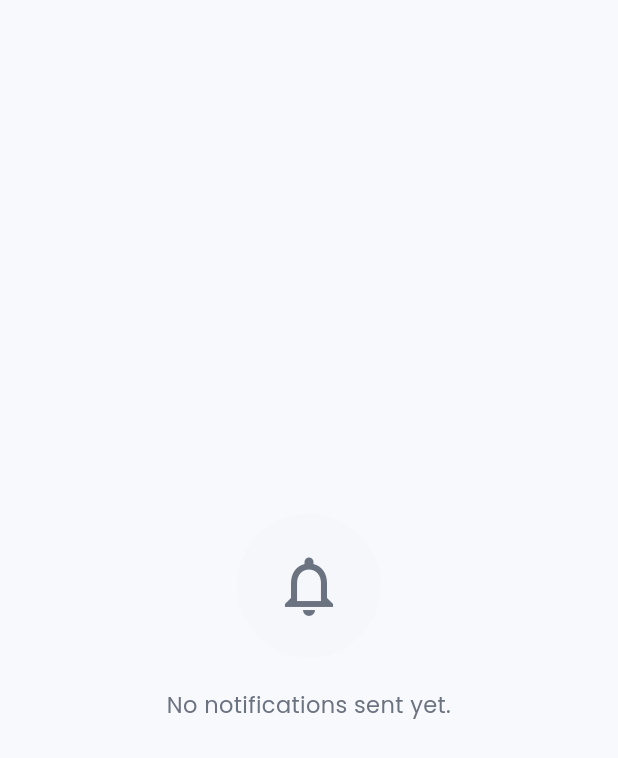
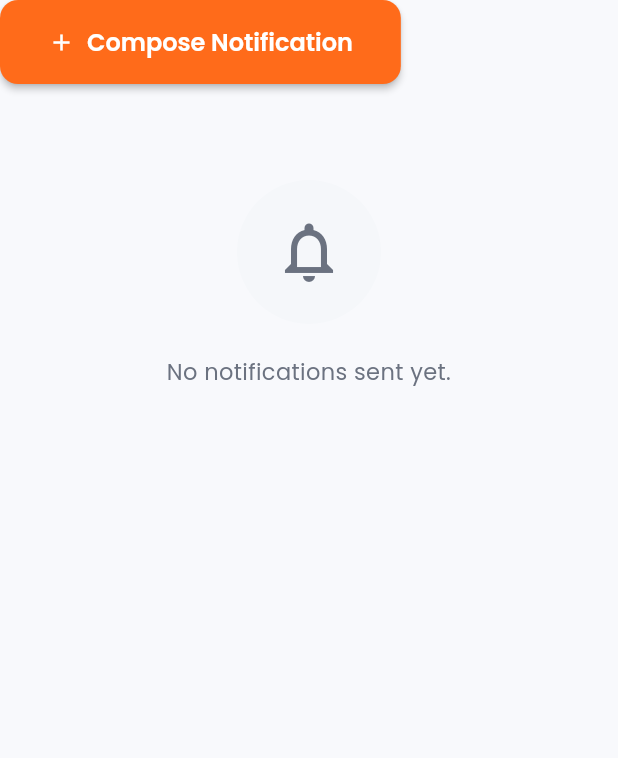
Before and after one commit to LSGAMING281004/TNPSC_G4, a Flutter app: the NotificationHistoryScreen widget shown alone on an empty page, opened directly, on a phone screen of 412 x 824 dp. Shown: the top 758 px of the screen. Run offline on Flutter 3.47's test engine with Material 3 defaults, Android fonts, the phone set to English and light mode, and no system bars; our stand-ins replace animate_do, cloud_firestore, connectivity_plus, dio, file_picker, firebase_auth and 9 more; accounts and stored records are empty.

Commit message:
feat: implement admin dashboard with analytics and initialize notification and content management screens

```diff
--- a/lib/admin/features/current_affairs/current_affairs_screens.dart
+++ b/lib/admin/features/current_affairs/current_affairs_screens.dart
@@ -9,7 +9,6 @@ import '../../shared/models/content_models.dart';
 import '../../shared/widgets/admin_empty_state.dart';
 import '../../shared/widgets/admin_shell.dart';
 import '../../shared/services/admin_activity_log_service.dart';
-import 'package:firebase_auth/firebase_auth.dart';
 
 final _fs = FirebaseFirestore.instance;
 
--- a/lib/admin/features/dashboard/admin_dashboard_screen.dart
+++ b/lib/admin/features/dashboard/admin_dashboard_screen.dart
@@ -3,6 +3,7 @@ import 'package:flutter_riverpod/flutter_riverpod.dart';
 import 'package:cloud_firestore/cloud_firestore.dart';
 import 'package:fl_chart/fl_chart.dart';
 import 'package:intl/intl.dart';
+import 'package:go_router/go_router.dart';
 import '../../core/theme/admin_theme.dart';
 import '../../core/constants/admin_constants.dart';
 import '../../shared/widgets/admin_stat_card.dart';
@@ -618,8 +619,7 @@ class _QuickActionTileState extends State<_QuickActionTile> {
       onExit: (_) => setState(() => _hovering = false),
       child: GestureDetector(
         onTap: () {
-          // Use GoRouter to navigate
-          // GoRouter.of(context).go(widget.route);
+          context.go(widget.route);
         },
         child: AnimatedContainer(
           duration: const Duration(milliseconds: 150),
--- a/lib/admin/features/notifications/notification_screens.dart
+++ b/lib/admin/features/notifications/notification_screens.dart
@@ -2,6 +2,7 @@ import 'package:flutter/material.dart';
 import 'package:flutter_riverpod/flutter_riverpod.dart';
 import 'package:cloud_firestore/cloud_firestore.dart';
 import 'package:intl/intl.dart';
+import 'package:go_router/go_router.dart';
 import '../../core/constants/admin_constants.dart';
 import '../../core/theme/admin_theme.dart';
 import '../../shared/services/admin_activity_log_service.dart';
@@ -98,8 +99,15 @@ class _NotificationHistoryScreenState extends ConsumerState<NotificationHistoryS
   @override
   Widget build(BuildContext context) {
     final nAsync = ref.watch(notifHistoryProvider);
-    return nAsync.when(
-      data: (items) {
+    return Column(crossAxisAlignment: CrossAxisAlignment.start, children: [
+      ElevatedButton.icon(
+        onPressed: () => context.go('/admin/notifications/compose'),
+        icon: const Icon(Icons.add, size: 18),
+        label: const Text('Compose Notification'),
+      ),
+      const SizedBox(height: 16),
+      nAsync.when(
+        data: (items) {
         if (items.isEmpty) return const AdminEmptyState(icon: Icons.notifications_none, message: 'No notifications sent yet.');
         return Container(
           decoration: BoxDecoration(color: Colors.white, borderRadius: BorderRadius.circular(12), border: Border.all(color: AdminTheme.border)),
@@ -128,6 +136,7 @@ class _NotificationHistoryScreenState extends ConsumerState<NotificationHistoryS
       },
       loading: () => const Center(child: CircularProgressIndicator()),
       error: (e, _) => Center(child: Text('Error: $e')),
-    );
+      ),
+    ]);
   }
 }
```
Also changed, not shown: firebase.json, 2 other files.
